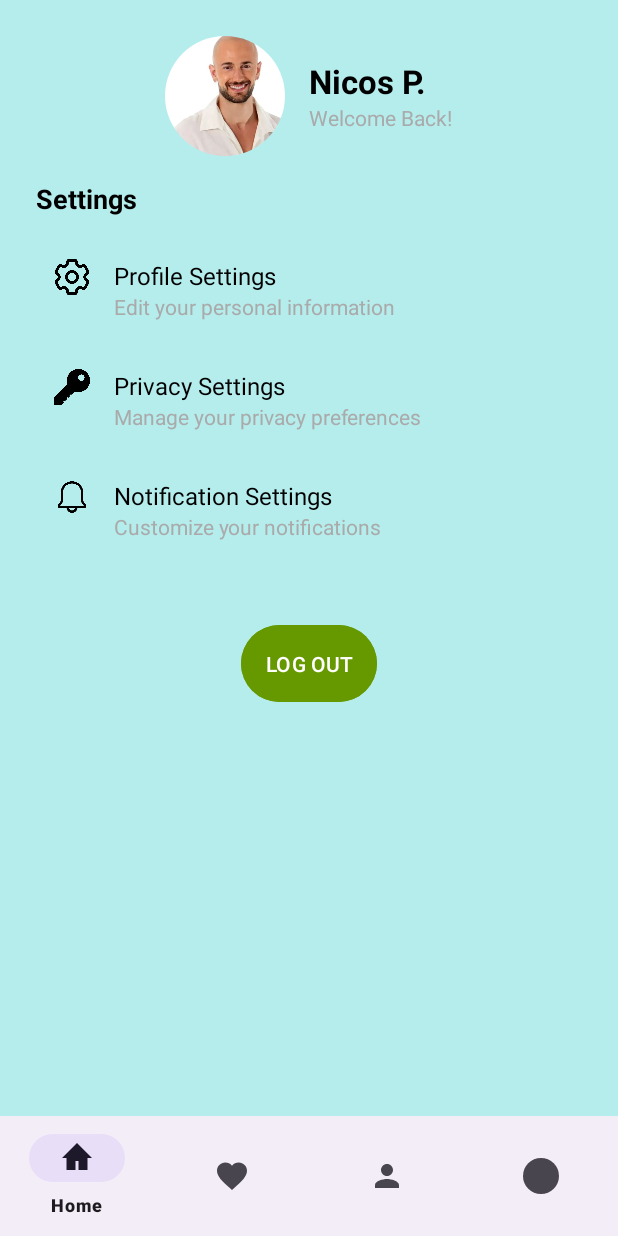
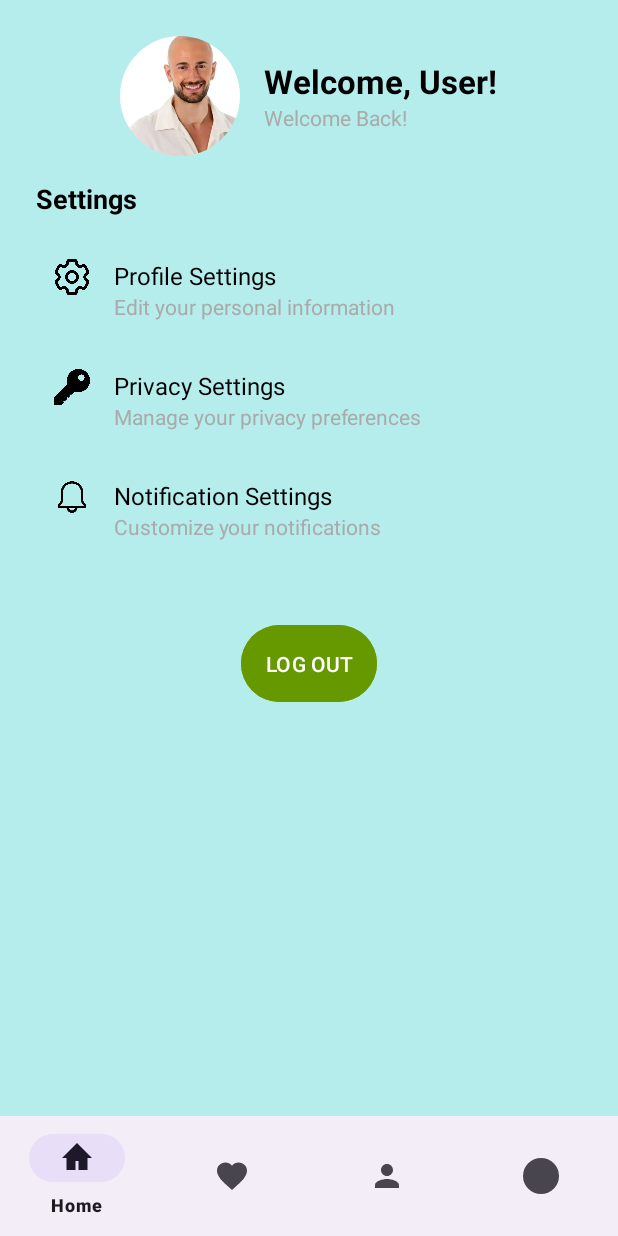
Before and after one commit to lne2003/TravelGuideApp, an Android app: the fragment ProfileFragment placed in its activity, on a phone screen of 412 x 824 dp. Run offline under Robolectric (Android 15) with nearby library versions, the phone set to English and light mode, and no system bars; our stand-ins replace CircleImageView, Firebase (no records; nobody signed in at launch, a user with empty details on screens opened directly).

Commit message:
fixed profile fragment to fetch user dynamically

```diff
--- a/app/src/main/java/com/example/travelguide/ProfileFragment.java
+++ b/app/src/main/java/com/example/travelguide/ProfileFragment.java
@@ -6,13 +6,22 @@ import android.view.LayoutInflater;
 import android.view.View;
 import android.view.ViewGroup;
 import android.widget.Button;
+import android.widget.TextView;
 import android.widget.Toast;
 
 import androidx.annotation.NonNull;
 import androidx.annotation.Nullable;
 import androidx.fragment.app.Fragment;
 
+import com.google.firebase.auth.FirebaseAuth;
+import com.google.firebase.auth.FirebaseUser;
+import com.google.firebase.firestore.FirebaseFirestore;
+
 public class ProfileFragment extends Fragment {
+
+    private TextView welcomeTextView;
+    private FirebaseAuth mAuth;
+    private FirebaseFirestore db;
 
     @Nullable
     @Override
@@ -20,16 +29,24 @@ public class ProfileFragment extends Fragment {
         // Check for offline mode
         if (!NetworkUtils.isNetworkAvailable(getContext())) {
             Toast.makeText(getContext(), "No internet connection.", Toast.LENGTH_SHORT).show();
-            // Inflate and return the offline layout
             return inflater.inflate(R.layout.fragment_offline_profile, container, false);
         }
 
         View rootView = inflater.inflate(R.layout.fragment_profile, container, false);
 
+        // Initialize Firebase Auth and Firestore
+        mAuth = FirebaseAuth.getInstance();
+        db = FirebaseFirestore.getInstance();
+
+        // Initialize welcome text view
+        welcomeTextView = rootView.findViewById(R.id.welcomeTextView);
+
+        // Fetch and display first name
+        fetchFirstName();
+
         // Setup logout button functionality
         Button logoutButton = rootView.findViewById(R.id.logoutButton);
         logoutButton.setOnClickListener(v -> {
-            // Redirect to LoginSignupPage on logout
             Intent intent = new Intent(getActivity(), LoginSignupPage.class);
             startActivity(intent);
             if (getActivity() != null) {
@@ -39,4 +56,31 @@ public class ProfileFragment extends Fragment {
 
         return rootView;
     }
+
+    private void fetchFirstName() {
+        FirebaseUser user = mAuth.getCurrentUser();
+        if (user != null) {
+            String userId = user.getUid();
+            db.collection("users").document(userId)
+                    .get()
+                    .addOnSuccessListener(documentSnapshot -> {
+                        if (documentSnapshot.exists()) {
+                            String firstName = documentSnapshot.getString("firstName");
+                            if (firstName != null) {
+                                welcomeTextView.setText(firstName);
+                            } else {
+                                welcomeTextView.setText("Welcome, User!");
+                            }
+                        } else {
+                            welcomeTextView.setText("Welcome, User!");
+                        }
+                    })
+                    .addOnFailureListener(e -> {
+                        welcomeTextView.setText("Welcome, User!");
+                        Toast.makeText(getContext(), "Failed to fetch user data: " + e.getMessage(), Toast.LENGTH_SHORT).show();
+                    });
+        } else {
+            welcomeTextView.setText("Welcome, User!");
+        }
+    }
 }
```
